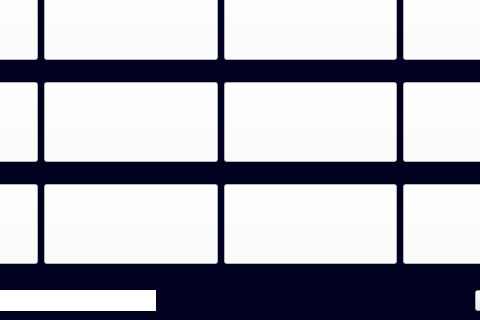
First picture: the form in gamewindow.ui, repository yukavb/gui-Codenames, before the edit; both pictures show x 275 to 755 and y 260 to 580 of the 1172 by 580 pixel window.
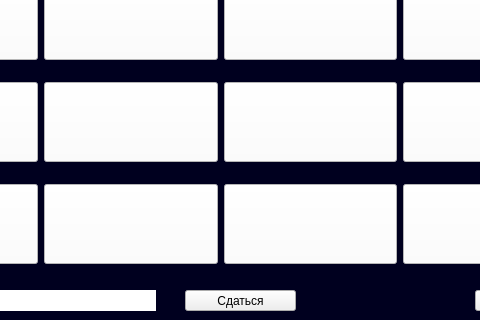
Second picture: the form after the edit.

The edit to the form file:
```diff
--- a/gamewindow.ui
+++ b/gamewindow.ui
@@ -551,6 +551,22 @@
     <string>Подтвердить</string>
    </property>
   </widget>
+  <widget class="QPushButton" name="concede">
+   <property name="geometry">
+    <rect>
+     <x>460</x>
+     <y>550</y>
+     <width>111</width>
+     <height>21</height>
+    </rect>
+   </property>
+   <property name="styleSheet">
+    <string notr="true">background-color: rgb(255 255, 255);</string>
+   </property>
+   <property name="text">
+    <string>Сдаться</string>
+   </property>
+  </widget>
  </widget>
  <resources/>
  <connections/>
```
